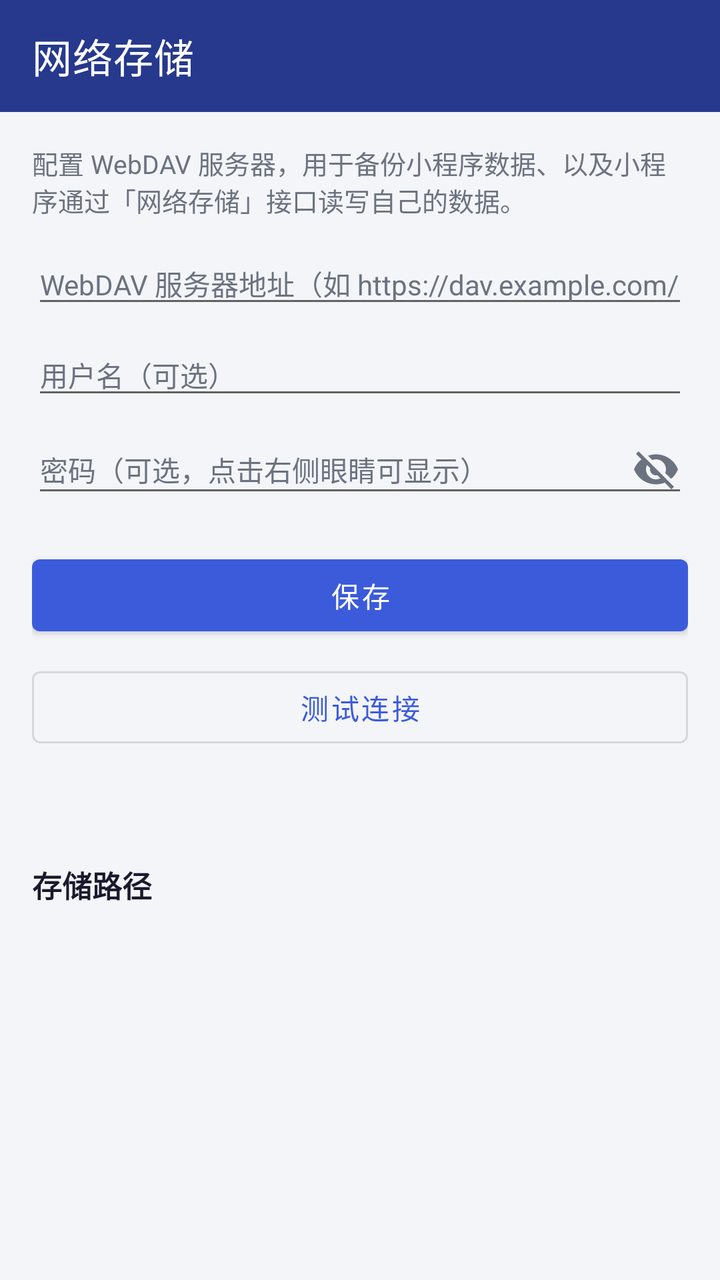
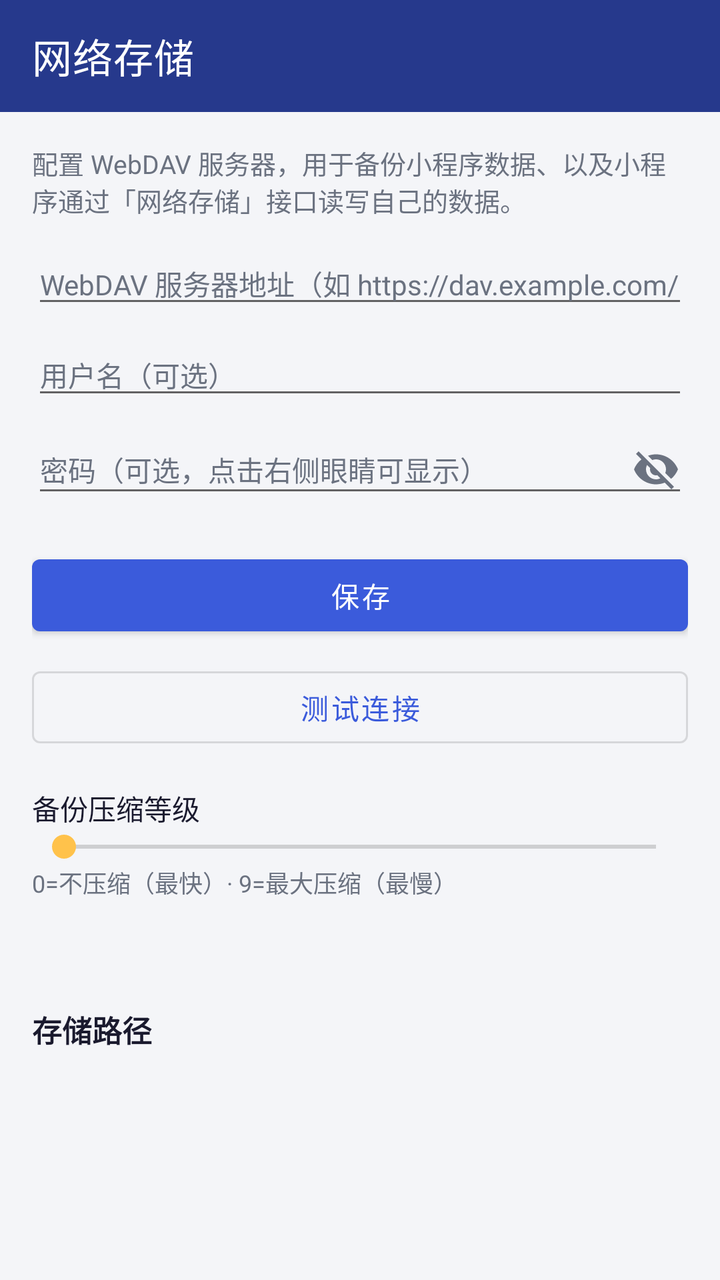

Screens rendered from an Android XML layout before and after an edit, with the pre-edit source and the edit as a unified diff.
<!-- AndroidManifest.xml: activity theme Theme.MiniApp -->
<!-- res/layout/activity_webdav_config.xml -->
<?xml version="1.0" encoding="utf-8"?>
<LinearLayout xmlns:android="http://schemas.android.com/apk/res/android"
    xmlns:app="http://schemas.android.com/apk/res-auto"
    android:layout_width="match_parent"
    android:layout_height="match_parent"
    android:background="@color/bg_window"
    android:orientation="vertical">

    <com.google.android.material.appbar.MaterialToolbar
        android:id="@+id/toolbar"
        android:layout_width="match_parent"
        android:layout_height="?attr/actionBarSize"
        android:background="@color/brand_primary_dark"
        app:title="网络存储"
        app:titleTextColor="#FFFFFF" />

    <ScrollView
        android:layout_width="match_parent"
        android:layout_height="match_parent">

        <LinearLayout
            android:layout_width="match_parent"
            android:layout_height="wrap_content"
            android:orientation="vertical"
            android:padding="16dp">

            <TextView
                android:layout_width="match_parent"
                android:layout_height="wrap_content"
                android:text="配置 WebDAV 服务器，用于备份小程序数据、以及小程序通过「网络存储」接口读写自己的数据。"
                android:textColor="@color/text_secondary"
                android:textSize="13sp" />

            <EditText
                android:id="@+id/et_url"
                android:layout_width="match_parent"
                android:layout_height="wrap_content"
                android:layout_marginTop="12dp"
                android:hint="WebDAV 服务器地址（如 https://dav.example.com/dav/）"
                android:inputType="textUri"
                android:textColor="@color/text_primary"
                android:textColorHint="@color/text_secondary"
                android:textSize="14sp" />

            <EditText
                android:id="@+id/et_user"
                android:layout_width="match_parent"
                android:layout_height="wrap_content"
                android:layout_marginTop="8dp"
                android:hint="用户名（可选）"
                android:inputType="text"
                android:textColor="@color/text_primary"
                android:textColorHint="@color/text_secondary"
                android:textSize="14sp" />

            <EditText
                android:id="@+id/et_pass"
                android:layout_width="match_parent"
                android:layout_height="wrap_content"
                android:layout_marginTop="8dp"
                android:drawableEnd="@drawable/ic_visibility_off"
                android:drawablePadding="8dp"
                android:hint="密码（可选，点击右侧眼睛可显示）"
                android:inputType="textPassword"
                android:textColor="@color/text_primary"
                android:textColorHint="@color/text_secondary"
                android:textSize="14sp" />

            <com.google.android.material.button.MaterialButton
                android:id="@+id/btn_save"
                android:layout_width="match_parent"
                android:layout_height="wrap_content"
                android:layout_marginTop="20dp"
                android:text="保存" />

            <com.google.android.material.button.MaterialButton
                android:id="@+id/btn_test"
                style="@style/Widget.MaterialComponents.Button.OutlinedButton"
                android:layout_width="match_parent"
                android:layout_height="wrap_content"
                android:layout_marginTop="8dp"
                android:text="测试连接" />

            <TextView
                android:id="@+id/tv_status"
                android:layout_width="match_parent"
                android:layout_height="wrap_content"
                android:layout_marginTop="12dp"
                android:textColor="@color/text_secondary"
                android:textSize="13sp" />

            <TextView
                android:layout_width="match_parent"
                android:layout_height="wrap_content"
                android:layout_marginTop="24dp"
                android:text="存储路径"
                android:textColor="@color/text_primary"
                android:textSize="15sp"
                android:textStyle="bold" />

            <TextView
                android:id="@+id/tv_paths"
                android:layout_width="match_parent"
                android:layout_height="wrap_content"
                android:layout_marginTop="6dp"
                android:fontFamily="monospace"
                android:textColor="@color/text_secondary"
                android:textSize="12sp" />

        </LinearLayout>
    </ScrollView>

</LinearLayout>
<!-- resources referenced by this layout -->
<resources>
  <color name="bg_window">#F4F5F8</color>
  <color name="brand_primary_dark">#26398C</color>
  <color name="text_primary">#1A1A2E</color>
  <color name="text_secondary">#6B7280</color>
  <!-- drawable ic_visibility_off (drawable) -->
  <vector xmlns:android="http://schemas.android.com/apk/res/android"
      android:width="24dp"
      android:height="24dp"
      android:viewportWidth="24"
      android:viewportHeight="24"
      android:tint="@color/text_secondary">
      <path
          android:fillColor="@android:color/white"
          android:pathData="M12,7c2.76,0 5,2.24 5,5 0,0.65 -0.13,1.26 -0.36,1.83l2.92,2.92c1.51,-1.26 2.7,-2.89 3.43,-4.75 -1.73,-4.39 -6,-7.5 -11,-7.5 -1.4,0 -2.74,0.25 -3.98,0.7l2.16,2.16C10.74,7.13 11.35,7 12,7zM2,4.27l2.28,2.28 0.46,0.46C3.08,8.3 1.78,10.02 1,12c1.73,4.39 6,7.5 11,7.5 1.55,0 3.03,-0.3 4.38,-0.84l0.42,0.42L19.73,22 21,20.73 3.27,3 2,4.27zM7.53,9.8l1.55,1.55c-0.05,0.21 -0.08,0.43 -0.08,0.65 0,1.66 1.34,3 3,3 0.22,0 0.44,-0.03 0.65,-0.08l1.55,1.55c-0.67,0.33 -1.41,0.53 -2.2,0.53 -2.76,0 -5,-2.24 -5,-5 0,-0.79 0.2,-1.53 0.53,-2.2z" />
  </vector>
  <style name="Theme.MiniApp" parent="Theme.MaterialComponents.DayNight.NoActionBar">
          <item name="colorPrimary">@color/brand_primary</item>
          <item name="colorPrimaryVariant">@color/brand_primary_dark</item>
          <item name="colorOnPrimary">#FFFFFF</item>
          <item name="colorSecondary">@color/brand_accent</item>
          <item name="colorOnSecondary">@color/text_primary</item>
          <item name="android:windowBackground">@color/bg_window</item>
          <item name="android:statusBarColor" tools:targetApi="l">@color/brand_primary_dark</item>
          
          <item name="android:windowAnimationStyle">@style/Animation.MiniApp.Activity</item>
          
          <item name="android:alertDialogTheme">@style/ThemeOverlay.MiniApp.RoundedDialog</item>
          <item name="alertDialogTheme">@style/ThemeOverlay.MiniApp.RoundedDialog</item>
          <item name="materialAlertDialogTheme">@style/ThemeOverlay.MiniApp.RoundedDialog</item>
  </style>
  <color name="brand_primary">#3B5BDB</color>
  <color name="brand_accent">#FFC24B</color>
  <style name="Animation.MiniApp.Activity" parent="@android:style/Animation.Activity">
          <item name="android:activityOpenEnterAnimation">@anim/slide_in_right</item>
          <item name="android:activityOpenExitAnimation">@anim/fade_out_slight</item>
          <item name="android:activityCloseEnterAnimation">@anim/fade_in_slight</item>
          <item name="android:activityCloseExitAnimation">@anim/slide_out_right</item>
      </style>
  <style name="ThemeOverlay.MiniApp.RoundedDialog" parent="ThemeOverlay.MaterialComponents.Dialog.Alert">
          <item name="colorPrimary">@color/brand_primary</item>
          <item name="colorSecondary">@color/brand_accent</item>
          <item name="shapeAppearanceOverlay">@style/ShapeAppearance.MiniApp.Dialog</item>
          <item name="buttonBarPositiveButtonStyle">@style/Widget.MiniApp.DialogButton</item>
          <item name="buttonBarNegativeButtonStyle">@style/Widget.MiniApp.DialogButton</item>
          <item name="buttonBarNeutralButtonStyle">@style/Widget.MiniApp.DialogButton</item>
  </style>
  <style name="ShapeAppearance.MiniApp.Dialog" parent="">
          <item name="cornerFamily">rounded</item>
          <item name="cornerSize">24dp</item>
  </style>
  <style name="Widget.MiniApp.DialogButton" parent="Widget.MaterialComponents.Button.TextButton.Dialog">
          <item name="android:textColor">@color/brand_primary</item>
      </style>
</resources>

<!-- the commit's change to res/layout/activity_webdav_config.xml (unified diff, before → after) -->
@@ -81,6 +81,44 @@
                 android:layout_marginTop="8dp"
                 android:text="测试连接" />
 
+            <LinearLayout
+                android:layout_width="match_parent"
+                android:layout_height="wrap_content"
+                android:layout_marginTop="16dp"
+                android:gravity="center_vertical"
+                android:orientation="horizontal">
+
+                <TextView
+                    android:layout_width="0dp"
+                    android:layout_height="wrap_content"
+                    android:layout_weight="1"
+                    android:text="备份压缩等级"
+                    android:textColor="@color/text_primary"
+                    android:textSize="14sp" />
+
+                <TextView
+                    android:id="@+id/tv_level"
+                    android:layout_width="wrap_content"
+                    android:layout_height="wrap_content"
+                    android:layout_marginEnd="8dp"
+                    android:textColor="@color/brand_primary"
+                    android:textSize="14sp"
+                    android:textStyle="bold" />
+            </LinearLayout>
+
+            <SeekBar
+                android:id="@+id/seek_level"
+                android:layout_width="match_parent"
+                android:layout_height="wrap_content"
+                android:max="9" />
+
+            <TextView
+                android:layout_width="match_parent"
+                android:layout_height="wrap_content"
+                android:text="0=不压缩（最快）· 9=最大压缩（最慢）"
+                android:textColor="@color/text_secondary"
+                android:textSize="12sp" />
+
             <TextView
                 android:id="@+id/tv_status"
                 android:layout_width="match_parent"
<!-- resource entries referenced after the edit -->
@@ -1,6 +1,7 @@
 <!-- resources referenced by this layout -->
 <resources>
   <color name="bg_window">#F4F5F8</color>
+  <color name="brand_primary">#3B5BDB</color>
   <color name="brand_primary_dark">#26398C</color>
   <color name="text_primary">#1A1A2E</color>
   <color name="text_secondary">#6B7280</color>
@@ -30,7 +31,6 @@
           <item name="alertDialogTheme">@style/ThemeOverlay.MiniApp.RoundedDialog</item>
           <item name="materialAlertDialogTheme">@style/ThemeOverlay.MiniApp.RoundedDialog</item>
   </style>
-  <color name="brand_primary">#3B5BDB</color>
   <color name="brand_accent">#FFC24B</color>
   <style name="Animation.MiniApp.Activity" parent="@android:style/Animation.Activity">
           <item name="android:activityOpenEnterAnimation">@anim/slide_in_right</item>
